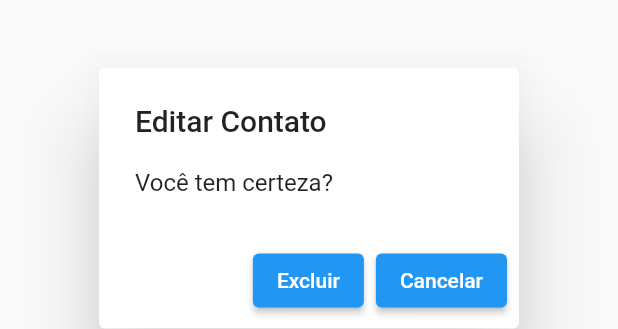
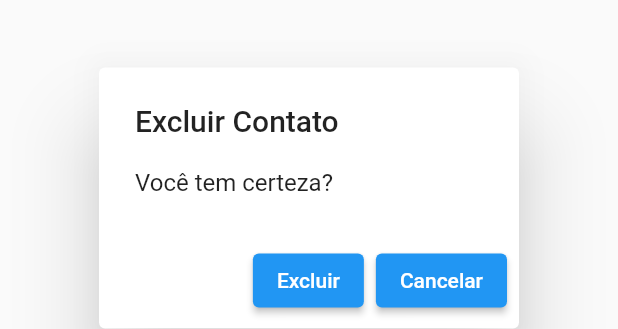
Before and after one commit to AndreiiMorais/contatos, a Flutter app: the ConfirmacaoAlerBox widget shown alone on an empty page, opened directly with empty values, on a phone screen of 412 x 824 dp. Shown: the part 420-749 px from the top of the screen. Run offline on Flutter 3.47's test engine with Material 2 defaults, Android fonts, the phone set to English and light mode, and no system bars; our stand-ins replace sqflite; accounts and stored records are empty.

Commit message:
various updates

```diff
--- a/lista_contatos/lib/repositories/contatos_repository.dart
+++ b/lista_contatos/lib/repositories/contatos_repository.dart
@@ -84,11 +84,11 @@ class ContatosRepository {
     }
   }
 
-  update(ContatosModel model) async {
+  Future<int?> update(ContatosModel model) async {
     try {
       final Database db = await database;
 
-      await db.update(
+      return await db.update(
         TABLE_NAME,
         model.toMap(),
         where: "id = ?",
@@ -96,7 +96,7 @@ class ContatosRepository {
       );
     } catch (ex) {
       print(ex);
-      return;
+      return null;
     }
   }
 
--- a/lista_contatos/lib/src/model/model_contatos.dart
+++ b/lista_contatos/lib/src/model/model_contatos.dart
@@ -7,13 +7,15 @@ class ContatosModel {
   String _nome = '';
   String _telefone = '';
   String _email = '';
+  String _tipoDb = 'telefone';
+
   int? get id => _id;
 
   ContatosModel(
     this._nome,
     this._telefone,
     this._email,
-    tipo,
+    this._tipoDb,
   );
 
   set id(int? value) => _id = value;
@@ -29,9 +31,11 @@ class ContatosModel {
   get email => _email;
 
   set email(value) => _email = value;
+
+  get tipoDb => _tipoDb;
+
+  set tipoDb(value) => _tipoDb = value;
   // ContatoType tipo = ContatoType.celular;
-
-
 
   Map<String, dynamic> toMap() {
     return {
@@ -39,6 +43,7 @@ class ContatosModel {
       'nome': _nome,
       'telefone': _telefone,
       'email': _email,
+      'tipoDb': _tipoDb
       // 'tipo': tipo,
     };
   }
@@ -48,25 +53,39 @@ class ContatosModel {
     _nome = map['nome'];
     _telefone = map['telefone'];
     _email = map['email'];
+    _tipoDb = map['tipoDb'];
   }
 }
 
 enum ContatoType { celular, trabalho, favorito, casa }
 
 class ContatoHelper {
-  static Icon getIconByContatoType(ContatoType tipo) {
-    switch (tipo) {
-      case ContatoType.celular:
-        return Icon(Icons.phone_android, color: Colors.green[700]);
-
-      case ContatoType.casa:
-        return Icon(Icons.home, color: Colors.purple[600]);
-
-      case ContatoType.trabalho:
-        return Icon(Icons.work, color: Colors.brown[600]);
-
-      case ContatoType.favorito:
-        return Icon(Icons.star, color: Colors.yellow[600]);
+  static Icon getIconByContatoType(String tipo) {
+    if (tipo == 'telefone') {
+      return Icon(Icons.phone_android, color: Colors.green[700]);
+    } else if (tipo == 'casa') {
+      return Icon(Icons.home, color: Colors.purple[600]);
+    } else if (tipo == 'trabalho') {
+      return Icon(Icons.work, color: Colors.brown[600]);
+    } else if (tipo == 'favorito') {
+      return Icon(Icons.star, color: Colors.yellow[600]);
+    } else {
+      return Icon(Icons.phone_android, color: Colors.green[700]);
     }
   }
 }
+
+
+// switch (tipo) {
+//       case ContatoType.celular:
+//         return Icon(Icons.phone_android, color: Colors.green[700]);
+
+//       case ContatoType.casa:
+//         return Icon(Icons.home, color: Colors.purple[600]);
+
+//       case ContatoType.trabalho:
+//         return Icon(Icons.work, color: Colors.brown[600]);
+
+//       case ContatoType.favorito:
+//         return Icon(Icons.star, color: Colors.yellow[600]);
+//     }
--- a/lista_contatos/lib/src/settings.dart
+++ b/lista_contatos/lib/src/settings.dart
@@ -3,7 +3,7 @@ import 'package:flutter/material.dart';
 const String DATABASE_NAME = 'contatos.db';
 const String TABLE_NAME = 'contatos_table';
 const String CREATE_CONTATOS_TABLE_SCRIPT =
-    'CREATE TABLE contatos_table(id INTEGER PRIMARY KEY AUTOINCREMENT, nome TEXT, telefone TEXT, email TEXT, tipo TEXT)';
+    'CREATE TABLE contatos_table(id INTEGER PRIMARY KEY AUTOINCREMENT, nome TEXT, telefone TEXT, email TEXT, tipoDb TEXT)';
 
 final TextEditingController name = TextEditingController();
 final TextEditingController phone = TextEditingController();
--- a/lista_contatos/lib/src/view/contatos_view.dart
+++ b/lista_contatos/lib/src/view/contatos_view.dart
@@ -31,6 +31,7 @@ class _ContatosViewState extends State<ContatosView> {
     setState(() {
       exibir = tempList;
       tempList = [];
+      exibir.sort((a, b) => a.nome.compareTo(b.nome));
     });
   }
 
@@ -51,13 +52,12 @@ class _ContatosViewState extends State<ContatosView> {
       ),
       body: ListView.builder(
         itemCount: exibir.length,
-        // separatorBuilder: (_, index) => const Divider(),
         itemBuilder: (context, index) => ListTile(
           onTap: () {
             Navigator.of(context).pushNamed('/edit', arguments: exibir[index]);
           },
           leading: CircleAvatar(
-            child: const Icon(Icons.people),
+            child: ContatoHelper.getIconByContatoType(exibir[index].tipoDb),
             backgroundColor: Colors.blue[400],
           ),
           title: Text(exibir[index].nome),
--- a/lista_contatos/lib/widgets/confirmacao_alertbox.dart
+++ b/lista_contatos/lib/widgets/confirmacao_alertbox.dart
@@ -16,7 +16,7 @@ class ConfirmacaoAlerBox extends StatelessWidget {
   @override
   Widget build(BuildContext context) {
     return AlertDialog(
-      title: const Text('Editar Contato'),
+      title: const Text('Excluir Contato'),
       content: const Text('Você tem certeza?'),
       actions: [
         ElevatedButton(
```
Also changed, not shown: lista_contatos/lib/src/controle/db_Control.dart (+7 -2 lines), lista_contatos/lib/src/view/cadastro_view.dart (+6 -2 lines), lista_contatos/lib/src/view/edit_page.dart (+18 -2 lines), lista_contatos/lib/widgets/edicao_alerbox.dart (added, +90 -0 lines).
